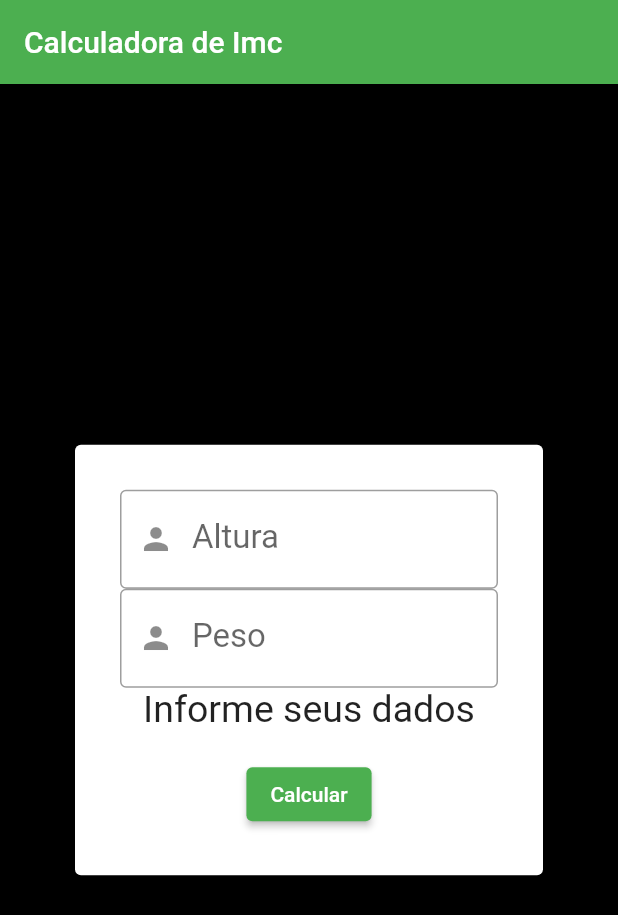
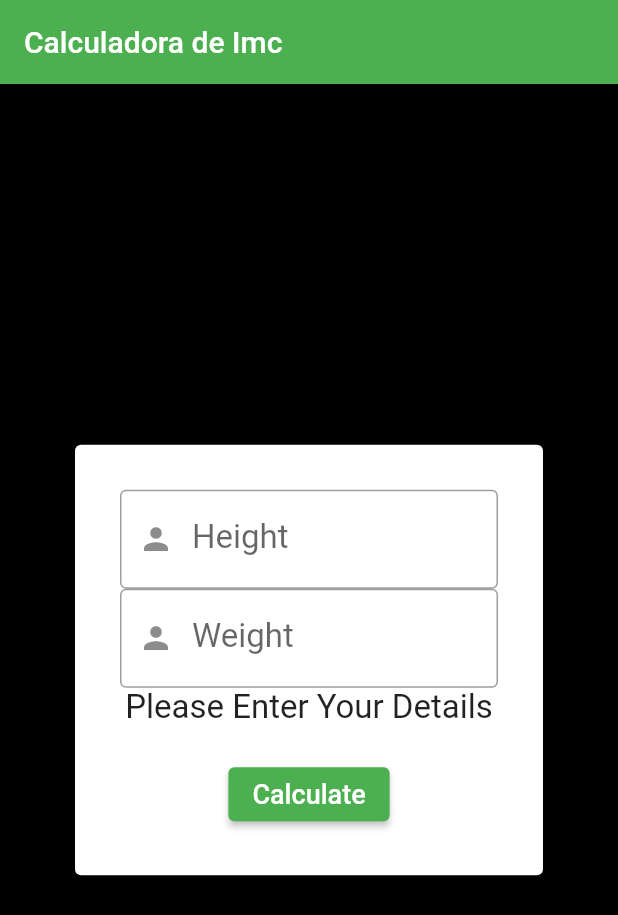
Before and after one commit to Tchako20/Calculadora-IMC-, a Flutter app: the screen it shows after launch, on a phone screen of 412 x 824 dp. Shown: the top 915 px of the screen. Run offline on Flutter 3.47's test engine with Material 2 defaults, Android fonts, the phone set to English and light mode, and no system bars; our stand-ins replace mask_text_input_formatter.

Commit message:
Correcao de variaveis e Textos

```diff
--- a/lib/home_page.dart
+++ b/lib/home_page.dart
@@ -11,38 +11,38 @@ class MyHomePage extends StatefulWidget {
 }
 
 class _MyHomePageState extends State<MyHomePage> {
-  final _altura=TextEditingController();
-  final _peso=TextEditingController();
-   String txt1="";
-   double? _imc;
+  final _height=TextEditingController();
+  final _weight=TextEditingController();
+   String textMenssage="";
+   double? _bmi;
 
-  void _calculoImc () {
-    final double? altura = double.tryParse(_altura.value.text);
-    final double? peso = double.tryParse(_peso.value.text);
+  void _calculateBmi () {
+    final double? height = double.tryParse(_height.value.text);
+    final double? weight = double.tryParse(_weight.value.text);
 
- if(altura == null || altura<=0 || peso==null || peso<=0 ){
+ if(height == null || height<=0 || weight==null || weight<=0 ){
 
    setState(() {
-   txt1="Error,Por favor insira seus dados";
+   textMenssage="Error,Please Enter Your Details";
      }
     );
     return;
   }
   setState(() {
-  _imc=peso / (altura*altura);
-  if(_imc! <18.5){
-   txt1="Você esta abaixo do peso ideal";
-  }else if(_imc! <25.00){
-   txt1="Você esta saudavel  ";
-  }else if(_imc! <30.00){
-   txt1="Você esta acima do peso ideal";
+  _bmi=weight / (height*height);
+  if(_bmi! <18.50){
+   textMenssage="You Are Under The Ideal Weight";
+  }else if(_bmi! <25.00){
+   textMenssage="You're Healthy";
+  }else if(_bmi! <30.00){
+   textMenssage="You're Above The Ideal Weight";
   }
 
   });
  }
 
-var mask1 = MaskTextInputFormatter(mask: '#.##');
-var mask2 = MaskTextInputFormatter(mask: '##.##');
+final maskHeight = MaskTextInputFormatter(mask: '#.##');final maskWeight = MaskTextInputFormatter(mask: '##.##');
+//MaskText for Height and Weight
 
   @override
   Widget build(BuildContext context) {
@@ -66,41 +66,44 @@ var mask2 = MaskTextInputFormatter(mask: '##.##');
              style: const TextStyle(fontSize: 22),
               decoration: const InputDecoration(
                border: OutlineInputBorder(),
-               labelText: "Altura",
+               labelText: "Height",
                prefixIcon: Icon(Icons.person),
-               suffixText: 'ALT.',
-               hintText: '0.00',
+               suffixText: 'M.',
+               hintText: '0.00 M',
              ),
              keyboardType: const TextInputType.numberWithOptions(decimal: true),
-             controller: _altura,
-              inputFormatters: [mask1],
-            ),
+             controller: _height,
+              inputFormatters: [maskHeight],
+            ),//TextField Height
             TextField(
              style: const TextStyle(fontSize: 22),
               decoration: const InputDecoration(
                border: OutlineInputBorder(),
-               labelText: "Peso",
+               labelText: "Weight",
                prefixIcon: Icon(Icons.person),
-               suffixText: 'KG.',
-               hintText: '00.00',
+               suffixText: 'KG',
+               hintText: '00.00 KG',
                ),
              keyboardType: const TextInputType.numberWithOptions(decimal: true),
-             controller: _peso,
-              inputFormatters: [mask2],
-            ),
-             Text(_imc==null?'Informe seus dados':_imc!.toStringAsFixed(2),
-             style: const TextStyle(fontSize: 25),) ,
-             Text(txt1,style: const TextStyle(fontSize: 15),),
+             controller: _weight,
+              inputFormatters: [maskWeight],
+            ),//TextField Weight
+             Text(_bmi==null?'Please Enter Your Details':_bmi!.toStringAsFixed(2),
+             style: const TextStyle(fontSize: 22),) ,
+             Text(textMenssage,style: const TextStyle(fontSize: 18),
+             ),//Start Text
              ElevatedButton(
-              onPressed: _calculoImc,
-              child: const Text("Calcular")),
-              ],
+              onPressed: _calculateBmi,
+              child: const Text("Calculate",
+              style: TextStyle(fontSize: 18),)
+               ), //Button calculate
+             ],
             ),
            ),
           ),
+         ),
         ),
-      ),
 
-    );
+     );
   }
 }
```
